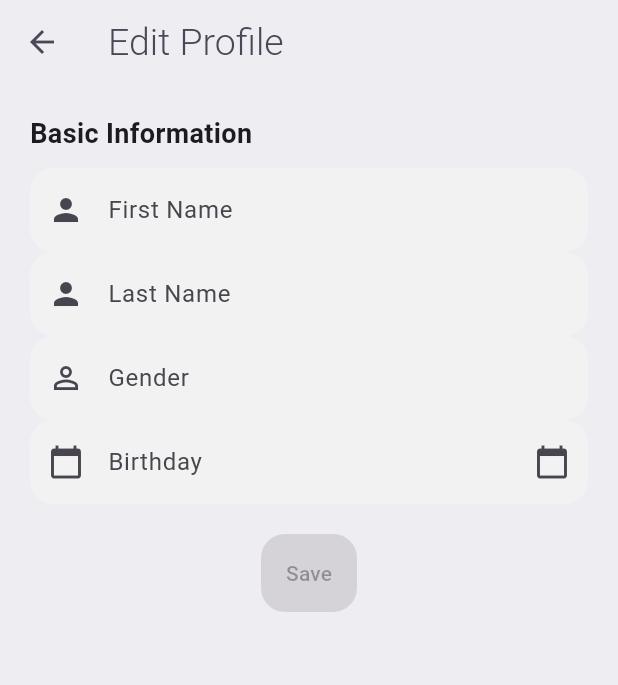
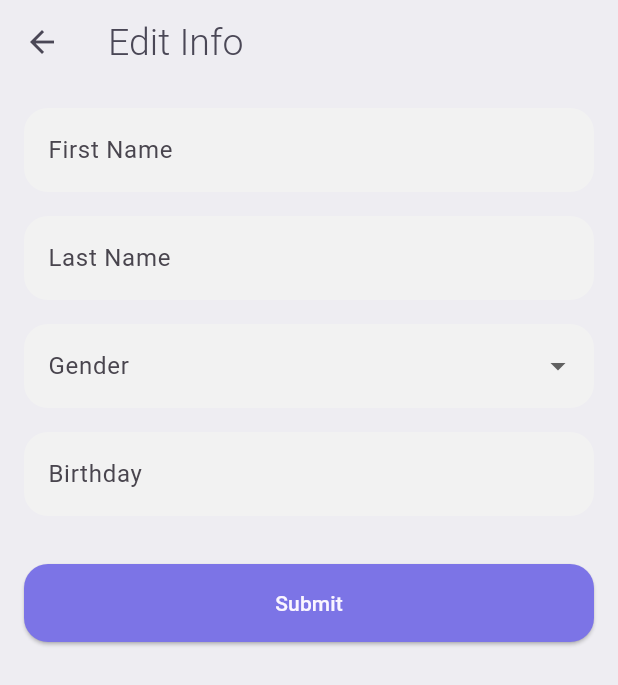
Before and after one commit to naeimDz/assistApp, a Flutter app: the HomeScreen screen opened by its route, item 4 of the bottom bar chosen, after a tap on "personal data", on a phone screen of 412 x 824 dp. Shown: the top 685 px of the screen. Run offline on Flutter 3.47's test engine with Material 3 defaults, Android fonts, the phone set to English and light mode, and no system bars; our stand-ins replace cloud_firestore, date_picker_timeline, easy_localization, firebase_auth, firebase_core, firebase_storage and 1 more; accounts and stored records are empty; Roboto replaces fonts that are missing (Dubai).

Commit message:
edit data ui

```diff
--- a/lib/utils/routes/route_name_strings.dart
+++ b/lib/utils/routes/route_name_strings.dart
@@ -4,7 +4,8 @@ class RouteNameStrings {
   static const String logIn = "LogIn";
   static const String settingScreen = "SettingScrenn";
   static const String assistantDetailScreen = "ProfileDetailScreen";
-  static const String editProfileView = "EditProfileView";
+  static const String editPersonalScreen = "EditPersonalScreen";
+  static const String editContactScreen = "EditcontactScreen";
   static const String assistantEditing = "assistantEditing";
   static const String privacyPolicyScreen = "PrivacyPolicyScreen";
   static const String termsConditions = "TermsConditions";
--- a/lib/utils/routes/routing.dart
+++ b/lib/utils/routes/routing.dart
@@ -1,14 +1,15 @@
 import 'package:assistantsapp/utils/routes/route_name_strings.dart';
 import 'package:assistantsapp/views/appointment/appoint_screen.dart';
 import 'package:assistantsapp/views/home/home_screen.dart';
-import 'package:assistantsapp/views/setting/privacy_and_terms_screen.dart';
-import 'package:assistantsapp/views/setting/terms_conditions.dart';
+import 'package:assistantsapp/views/setting/privacy/privacy_and_terms_screen.dart';
+import 'package:assistantsapp/views/setting/privacy/terms_conditions.dart';
 import 'package:flutter/material.dart';
 
 import '../../views/auth_screen/login_screen.dart';
 import '../../views/auth_screen/signup_screen.dart';
 import '../../views/profile_detail/assistant_detail_screen.dart';
-import '../../views/setting/profile_edit/user/user_profile_view.dart';
+import '../../views/setting/edit_profile/edit_info_contact_screen.dart';
+import '../../views/setting/edit_profile/edit_info_personal_screen.dart';
 import '../../views/setting/setting_screen.dart';
 
 class Routes {
@@ -24,8 +25,10 @@ class Routes {
         return _buildRoute(const SettingScreen());
       case RouteNameStrings.assistantDetailScreen:
         return _buildRoute(const AssistantDetailScreen());
-      case RouteNameStrings.editProfileView:
-        return _buildRoute(EditProfileView());
+      case RouteNameStrings.editPersonalScreen:
+        return _buildRoute(const EditInfoScreen());
+      case RouteNameStrings.editContactScreen:
+        return _buildRoute(const EditContactScreen());
       case RouteNameStrings.appointScreen:
         return _buildRoute(const AppointScreen());
       case RouteNameStrings.privacyPolicyScreen:
--- a/lib/utils/themes/theme_constants.dart
+++ b/lib/utils/themes/theme_constants.dart
@@ -134,7 +134,7 @@ class AppTheme {
         cardColor: AppColors.cardColorDark,
         scaffoldBackgroundColor: AppColors.scaffoldBackgrounDark,
         canvasColor: AppColors.cardColorDark,
-        inputDecorationTheme: InputDecorationTheme(
+        /*inputDecorationTheme: InputDecorationTheme(
           hintStyle: const TextStyle(color: Colors.white),
           focusedBorder: OutlineInputBorder(
             borderRadius: BorderRadius.circular(17.0),
@@ -147,6 +147,45 @@ class AppTheme {
           border: OutlineInputBorder(
             borderRadius: BorderRadius.circular(20.0),
           ),
+          contentPadding:
+              const EdgeInsets.symmetric(vertical: 24.0, horizontal: 24.0),
+        ),*/
+        inputDecorationTheme: InputDecorationTheme(
+          // Hint text color that adapts to dark mode
+          hintStyle: TextStyle(
+            color: Colors.black54,
+          ),
+
+          // Focused border with a slight contrast in dark mode
+          focusedBorder: OutlineInputBorder(
+            borderRadius: BorderRadius.circular(17.0),
+            borderSide: BorderSide(
+              color: Colors.grey,
+            ),
+          ),
+
+          // Enabled border with a subtle difference in dark mode
+          enabledBorder: OutlineInputBorder(
+            borderRadius: BorderRadius.circular(17.0),
+            borderSide: BorderSide(
+              color: Colors.grey.shade200,
+            ),
+          ),
+
+          // Label text color that adjusts to dark mode background
+          labelStyle: TextStyle(
+            color: AppColors.greyedTextColor, // Use your app's color
+          ),
+
+          // Consistent border style with slightly adjusted color for dark mode
+          border: OutlineInputBorder(
+            borderRadius: BorderRadius.circular(20.0),
+            borderSide: BorderSide(
+              color: Colors.grey.shade200,
+            ),
+          ),
+
+          // Content padding remains consistent
           contentPadding:
               const EdgeInsets.symmetric(vertical: 24.0, horizontal: 24.0),
         ),
--- /dev/null
+++ b/lib/views/setting/edit_profile/edit_info_personal_screen.dart
@@ -0,0 +1,129 @@
+import 'package:assistantsapp/models/enum/gender.dart';
+import 'package:flutter/material.dart';
+
+class EditInfoScreen extends StatefulWidget {
+  const EditInfoScreen({super.key});
+
+  @override
+  State<EditInfoScreen> createState() => _EditInfoScreenState();
+}
+
+class _EditInfoScreenState extends State<EditInfoScreen> {
+  final _formKey = GlobalKey<FormState>();
+  final TextEditingController _firstNameController = TextEditingController();
+  final TextEditingController _lastNameController = TextEditingController();
+  final TextEditingController _birthdayController = TextEditingController();
+  Gender? _selectedGender;
+
+  @override
+  Widget build(BuildContext context) {
+    return Scaffold(
+      appBar: AppBar(
+        title: const Text('Edit Info'),
+      ),
+      body: Padding(
+        padding: const EdgeInsets.all(16.0),
+        child: Form(
+          key: _formKey,
+          child: ListView(
+            children: [
+              TextFormField(
+                controller: _firstNameController,
+                decoration: const InputDecoration(
+                  labelText: 'First Name',
+                  border: OutlineInputBorder(),
+                ),
+                validator: (value) {
+                  if (value == null || value.isEmpty) {
+                    return 'Please enter your first name';
+                  }
+                  return null;
+                },
+              ),
+              const SizedBox(height: 16),
+              TextFormField(
+                controller: _lastNameController,
+                decoration: const InputDecoration(
+                  labelText: 'Last Name',
+                  border: OutlineInputBorder(),
+                ),
+                validator: (value) {
+                  if (value == null || value.isEmpty) {
+                    return 'Please enter your last name';
+                  }
+                  return null;
+                },
+              ),
+              const SizedBox(height: 16),
+              DropdownButtonFormField<Gender>(
+                decoration: const InputDecoration(
+                  labelText: 'Gender',
+                  border: OutlineInputBorder(),
+                ),
+                value: _selectedGender,
+                items: Gender.values
+                    .map((gender) => DropdownMenuItem(
+                          value: gender,
+                          child: Text(gender.name),
+                        ))
+                    .toList(),
+                onChanged: (value) {
+                  setState(() {
+                    _selectedGender = value;
+                  });
+                },
+                validator: (value) {
+                  if (value == null) {
+                    return 'Please select your gender';
+                  }
+                  return null;
+                },
+              ),
+              const SizedBox(height: 16),
+              TextFormField(
+                controller: _birthdayController,
+                decoration: const InputDecoration(
+                  labelText: 'Birthday',
+                  border: OutlineInputBorder(),
+                ),
+                readOnly: true,
+                onTap: () async {
+                  DateTime? pickedDate = await showDatePicker(
+                    context: context,
+                    initialDate: DateTime.now(),
+                    firstDate: DateTime(1954),
+                    lastDate: DateTime(2004),
+                  );
+                  if (pickedDate != null) {
+                    setState(() {
+                      _birthdayController.text =
+                          "${pickedDate.year}-${pickedDate.month}-${pickedDate.day}";
+                    });
+                  }
+                },
+                validator: (value) {
+                  if (value == null || value.isEmpty) {
+                    return 'Please select your birthday';
+                  }
+                  return null;
+                },
+              ),
+              const SizedBox(height: 32),
+              ElevatedButton(
+                onPressed: () {
+                  if (_formKey.currentState!.validate()) {
+                    // Process data
+                    ScaffoldMessenger.of(context).showSnackBar(
+                      const SnackBar(content: Text('Processing Data')),
+                    );
+                  }
+                },
+                child: const Text('Submit'),
+              ),
+            ],
+          ),
+        ),
+      ),
+    );
+  }
+}
--- a/lib/views/setting/profile_edit/user/user_profile_view.dart
+++ b/lib/views/setting/edit_profile/user_profile_view.dart
@@ -1,6 +1,6 @@
 import 'package:flutter/material.dart';
 
-import '../../../../services/firestore_service.dart';
+import '../../../services/firestore_service.dart';
 
 class EditProfileView extends StatefulWidget {
   const EditProfileView({super.key});
@@ -122,7 +122,6 @@ class EditProfileViewState extends State<EditProfileView> {
                             onPressed: () async {
                               final selectedDate = await showDatePicker(
                                 context: context,
-                                initialDate: DateTime.now(),
                                 firstDate: DateTime(1996),
                                 lastDate: DateTime(2002),
                               );
--- a/lib/views/setting/setting_screen.dart
+++ b/lib/views/setting/setting_screen.dart
@@ -47,15 +47,17 @@ class SettingScreen extends StatelessWidget {
           SizedBox(height: 10),
           ListTile(
             title: const Text('personal data'),
-            leading: const Icon(Icons.person),
+            leading: const Icon(Icons.data_object),
             onTap: () {
-              Navigator.pushNamed(context, RouteNameStrings.editProfileView);
+              Navigator.pushNamed(context, RouteNameStrings.editPersonalScreen);
             },
           ),
           ListTile(
-            title: Text('Edit Password'),
-            leading: Icon(Icons.password),
-            onTap: () {},
+            title: Text('Contact data'),
+            leading: Icon(Icons.contact_page),
+            onTap: () {
+              Navigator.pushNamed(context, RouteNameStrings.editContactScreen);
+            },
           ),
           ListTile(
             //trailing: Icon(Icons.arrow_forward),
```
Also changed, not shown: lib/views/setting/edit_profile/edit_info_contact_screen.dart (added, +115 -0 lines), lib/views/setting/privacy/privacy_and_terms_screen.dart (renamed from lib/views/setting/privacy_and_terms_screen.dart), lib/views/setting/privacy/terms_conditions.dart (renamed from lib/views/setting/terms_conditions.dart).
